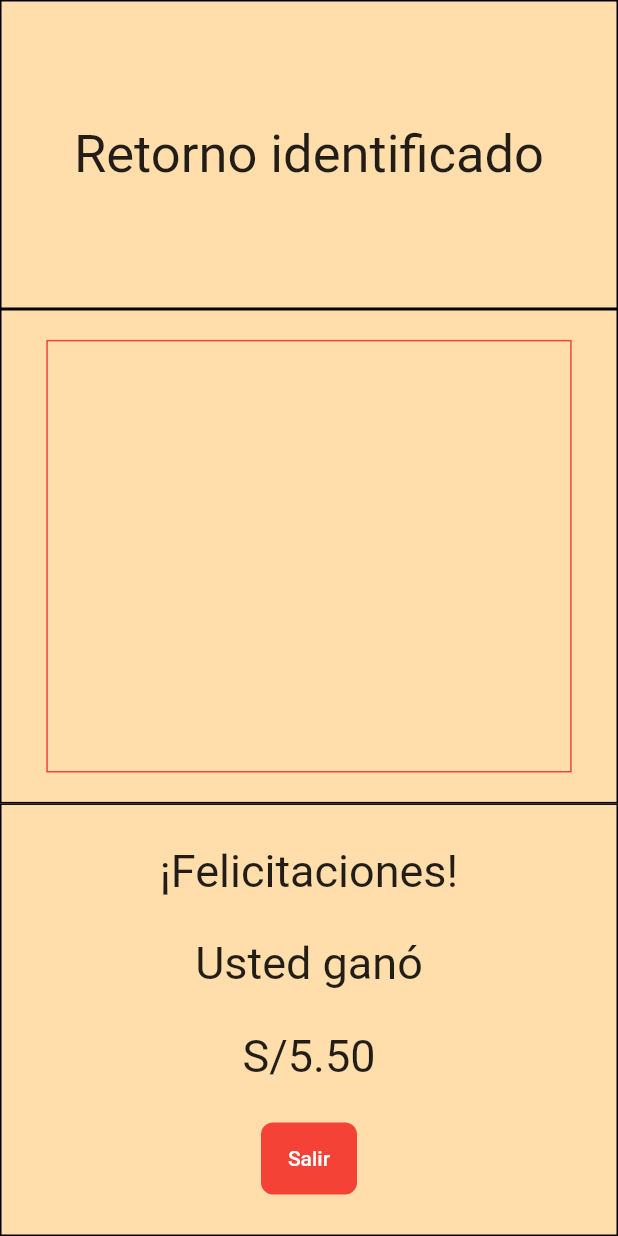
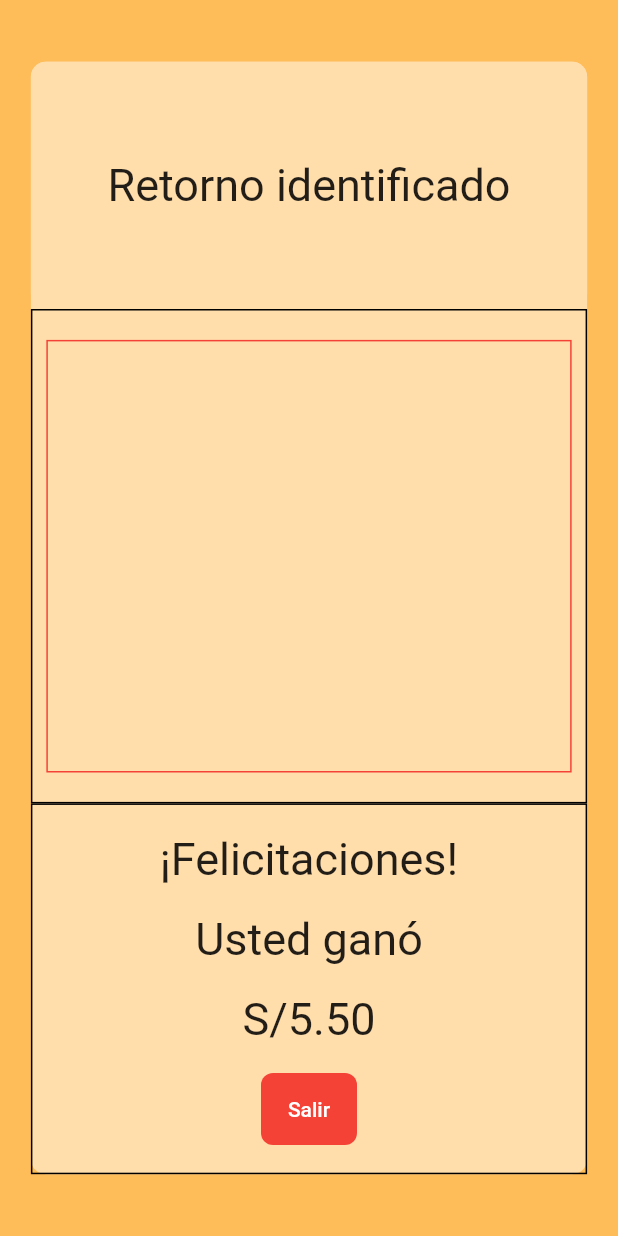
Before and after one commit to ElRobaCuentas/Prototipo_Ahorra_Ya, a Flutter app: the ProductsScreen screen opened directly, on a phone screen of 412 x 824 dp. Run offline on Flutter 3.47's test engine with Material 2 defaults, Android fonts, the light colour scheme and no system bars; our stand-ins replace camera.

Commit message:
pruebaC4 updated

```diff
--- a/lib/src/page/camera_screen.dart
+++ b/lib/src/page/camera_screen.dart
@@ -1,4 +1,5 @@
-import 'package:AhorraYa/src/page/bebidas.screen.dart';
+import 'package:AhorraYa/src/page/bebidas_screen.dart';
+import 'package:AhorraYa/src/page/products_screen.dart';
 import 'package:camera/camera.dart';
 import 'package:flutter/material.dart';
 
@@ -63,7 +64,8 @@ class _CameraScreenState extends State<CameraScreen> {
               // pictureFile = await controller.takePicture();
               Navigator.of(context).push(
                 MaterialPageRoute(
-                  builder: (context) => BebidasScreen(),
+                  builder: (context) => ProductsScreen(),
+                  // builder: (context) => BebidasScreen(),
                 ),
               );
               setState(() {});
--- a/lib/src/page/products_screen.dart
+++ b/lib/src/page/products_screen.dart
@@ -9,20 +9,34 @@ class ProductsScreen extends StatelessWidget {
     double ancho = MediaQuery.of(context).size.width;
 
     return Scaffold(
-        backgroundColor: Color.fromRGBO(255, 222, 172, 1),
-        body: Column(
+      backgroundColor: Color.fromRGBO(255, 189, 90, 1),
+      body: SafeArea(
+        child: Center(
+          child: Column(
+            mainAxisAlignment: MainAxisAlignment.center,
+            children: <Widget>[
+              Container(
+                decoration: BoxDecoration(
+                  borderRadius: BorderRadius.circular(10.0),
+                  color: Color.fromRGBO(255, 222, 172, 1),
+                ),
+                height: alto * 0.9,
+                width: ancho * 0.9,
+                child: Column(
                   children: [
                     Container(
                       decoration: BoxDecoration(
-                border: Border.all(color: Colors.black),
+                        // border: Border.all(color: Colors.black),
+                        borderRadius: BorderRadius.circular(10.0),
+                        color: Color.fromRGBO(255, 222, 172, 1),
                       ),
                       child: Center(
                         child: Text(
                           'Retorno identificado',
-                  style: TextStyle(fontSize: 35.0),
+                          style: TextStyle(fontSize: 30.0),
                         ),
                       ),
-              height: alto * 0.25,
+                      height: alto * 0.2,
                     ),
                     Container(
                       decoration: BoxDecoration(
@@ -74,9 +88,130 @@ class ProductsScreen extends StatelessWidget {
                           ],
                         ),
                       ),
-              height: alto * 0.35,
+                      height: alto * 0.3,
                     ),
                   ],
-        ));
+                ),
+              ),
+            ],
+          ),
+        ),
+      ),
+    );
   }
 }
+
+
+
+
+
+
+
+
+
+
+
+
+
+
+
+
+
+
+
+
+
+
+
+
+
+
+// import 'package:flutter/material.dart';
+
+// class ProductsScreen extends StatelessWidget {
+//   const ProductsScreen({Key? key}) : super(key: key);
+
+//   @override
+//   Widget build(BuildContext context) {
+//     double alto = MediaQuery.of(context).size.height;
+//     double ancho = MediaQuery.of(context).size.width;
+
+//     return Scaffold(
+//         // backgroundColor: Color.fromRGBO(255, 222, 172, 1),
+//         backgroundColor: Color.fromRGBO(255, 189, 90, 1),
+//         body: SafeArea(
+//           child: Center(
+//             child: Column(
+//               children: [
+//                 Container(
+//                   decoration: BoxDecoration(
+//                     border: Border.all(color: Colors.black),
+//                     borderRadius: BorderRadius.circular(10.0),
+//                     color: Color.fromRGBO(255, 222, 172, 1),
+//                   ),
+//                   child: Center(
+//                     child: Text(
+//                       'Retorno identificado',
+//                       style: TextStyle(fontSize: 35.0),
+//                     ),
+//                   ),
+//                   height: alto * 0.2,
+//                 ),
+//                 Container(
+//                   decoration: BoxDecoration(
+//                     border: Border.all(color: Colors.black),
+//                   ),
+//                   child: Center(
+//                     child: Container(
+//                       decoration: BoxDecoration(
+//                         border: Border.all(color: Colors.red),
+//                       ),
+//                       width: ancho * 0.85,
+//                       height: alto * 0.35,
+//                     ),
+//                   ),
+//                   height: alto * 0.4,
+//                 ),
+//                 Container(
+//                   decoration: BoxDecoration(
+//                     border: Border.all(color: Colors.black),
+//                   ),
+//                   child: Center(
+//                     child: Column(
+//                       mainAxisAlignment: MainAxisAlignment.spaceEvenly,
+//                       children: [
+//                         Text(
+//                           '¡Felicitaciones!',
+//                           style: TextStyle(fontSize: 30.0),
+//                         ),
+//                         Text(
+//                           'Usted ganó',
+//                           style: TextStyle(fontSize: 30.0),
+//                         ),
+//                         Text(
+//                           'S/5.50',
+//                           style: TextStyle(fontSize: 30.0),
+//                         ),
+//                         Container(
+//                           decoration: BoxDecoration(
+//                               color: Colors.red,
+//                               borderRadius: BorderRadius.circular(8)),
+//                           child: TextButton(
+//                             onPressed: () {},
+//                             child: Text(
+//                               'Salir',
+//                               style: TextStyle(color: Colors.white),
+//                             ),
+//                           ),
+//                         )
+//                       ],
+//                     ),
+//                   ),
+//                   height: alto * 0.35,
+//                 ),
+//               ],
+//             ),
+//           ),
+//         ));
+//   }
+// }
```
Lines whose indentation alone changed are shown as unchanged.
